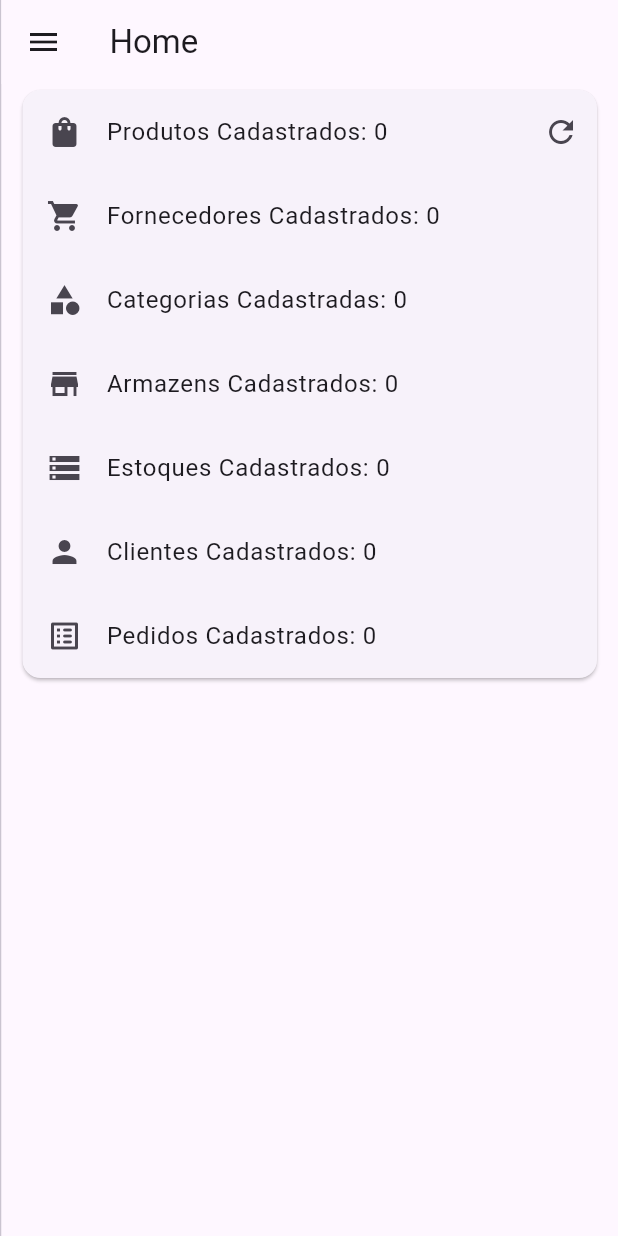
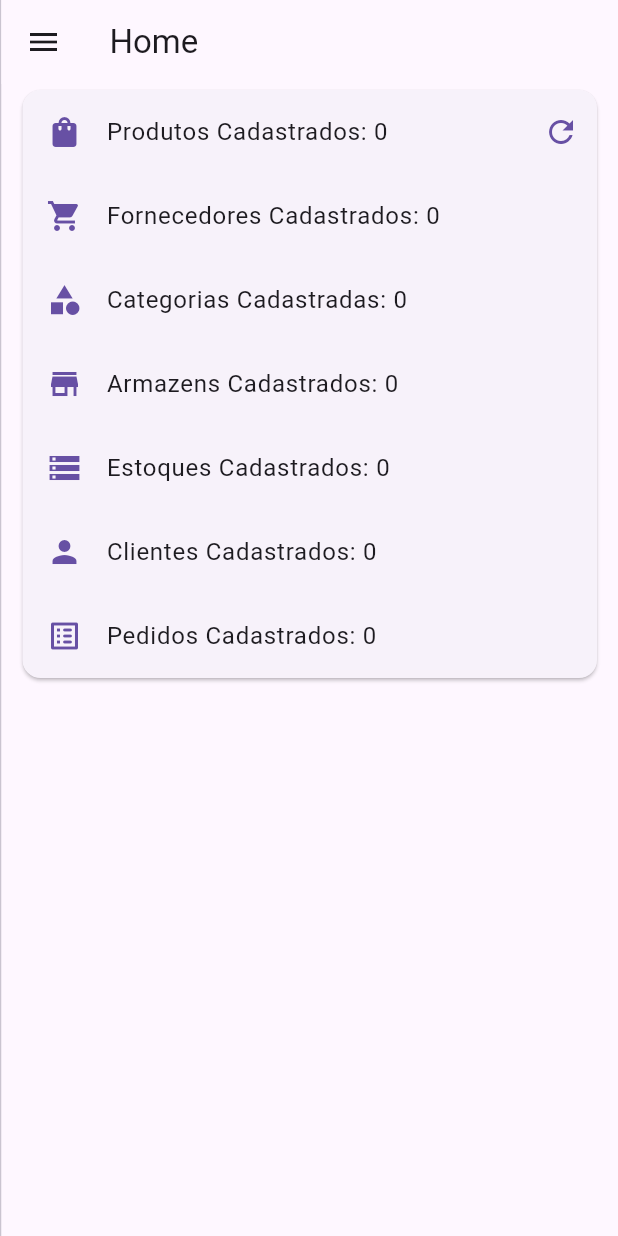
Before and after one commit to alexlsilva7/ProjetoBD-2022.1, a Flutter app: the screen it shows after launch, on a phone screen of 412 x 824 dp. Run offline on Flutter 3.47's test engine with Material 2 defaults, Android fonts, the phone set to English and light mode, and no system bars; our stand-ins replace adaptive_theme; missing offline and left inert: faker_dart, mysql1, select_dialog.

Commit message:
alteração na forma que altera o tema

```diff
--- a/lib/app/core/components/drawer/drawer_item.dart
+++ b/lib/app/core/components/drawer/drawer_item.dart
@@ -1,5 +1,4 @@
 import 'package:flutter/material.dart';
-import 'package:projeto_bd/app/core/view/main_screen.dart';
 
 class DrawerItem extends StatelessWidget {
   final IconData icon;
--- a/lib/app/core/view/home_screen.dart
+++ b/lib/app/core/view/home_screen.dart
@@ -98,6 +98,7 @@ class _HomeScreenState extends State<HomeScreen> {
 
   @override
   Widget build(BuildContext context) {
+    final iconColor = Theme.of(context).colorScheme.primary;
     return Scaffold(
       appBar: AppBar(
         title: const Text('Home'),
@@ -125,45 +126,69 @@ class _HomeScreenState extends State<HomeScreen> {
                                   child: ListTile(
                                     title: Text(
                                         'Produtos Cadastrados: $quantidadeProdutos'),
-                                    leading: const Icon(Icons.shopping_bag),
+                                    leading: Icon(
+                                      Icons.shopping_bag,
+                                      color: iconColor,
+                                    ),
                                   ),
                                 ),
                                 IconButton(
                                     onPressed: () {
                                       _loadAllStats(isRefresh: true);
                                     },
-                                    icon: const Icon(Icons.refresh))
+                                    icon: Icon(
+                                      Icons.refresh,
+                                      color: iconColor,
+                                    ))
                               ],
                             ),
                             ListTile(
                               title: Text(
                                   'Fornecedores Cadastrados: $quantidadeFornecedores'),
-                              leading: const Icon(Icons.shopping_cart),
+                              leading: Icon(
+                                Icons.shopping_cart,
+                                color: iconColor,
+                              ),
                             ),
                             ListTile(
                               title: Text(
                                   'Categorias Cadastradas: $quantidadeCategorias'),
-                              leading: const Icon(Icons.category),
+                              leading: Icon(
+                                Icons.category,
+                                color: iconColor,
+                              ),
                             ),
                             ListTile(
                               title: Text(
                                   'Armazens Cadastrados: $quantidadeArmazens'),
-                              leading: const Icon(Icons.store),
+                              leading: Icon(
+                                Icons.store,
+                                color: iconColor,
+                              ),
                             ),
                             ListTile(
                               title: Text(
                                   'Estoques Cadastrados: $quantidadeEstoques'),
-                              leading: const Icon(Icons.storage),
+                              leading: Icon(
+                                Icons.storage,
+                                color: iconColor,
+                              ),
                             ),
                             ListTile(
                               title: Text(
                                   'Clientes Cadastrados: $quantidadeClientes'),
-                              leading: const Icon(Icons.person),
+                              leading: Icon(
+                                Icons.person,
+                                color: iconColor,
+                              ),
                             ),
                             ListTile(
                               title: Text(
                                   'Pedidos Cadastrados: $quantidadePedidos'),
-                              leading: const Icon(Icons.list_alt_rounded),
+                              leading: Icon(
+                                Icons.list_alt_rounded,
+                                color: iconColor,
+                              ),
                             ),
                           ],
                         ),
--- a/lib/app/features/pedido/view/pedidos_screen.dart
+++ b/lib/app/features/pedido/view/pedidos_screen.dart
@@ -178,7 +178,7 @@ class _PedidosScreenState extends State<PedidosScreen> {
                                     ? 'Em Transporte'
                                     : 'Pagamento Confirmado'),
                     leading: const CircleAvatar(
-                      child: Icon(Icons.shopping_cart),
+                      child: Icon(Icons.list),
                     ),
                     onTap: () async {
                       Navigator.of(context)
--- a/lib/main.dart
+++ b/lib/main.dart
@@ -1,92 +1,81 @@
 import 'package:flutter/material.dart';
 import 'package:projeto_bd/app/core/controller/app_controller.dart';
-import 'package:projeto_bd/app/core/helpers/theme_helper.dart';
-import 'package:projeto_bd/app/core/view/home_screen.dart';
 import 'package:projeto_bd/app/core/view/main_screen.dart';
 import 'package:projeto_bd/app/features/armazem/model/armazem.dart';
 import 'package:projeto_bd/app/features/armazem/view/armazem_form.dart';
-import 'package:projeto_bd/app/features/armazem/view/armazens_screen.dart';
 import 'package:projeto_bd/app/features/categoria/model/categoria.dart';
 import 'package:projeto_bd/app/features/categoria/view/categoria_form.dart';
-import 'package:projeto_bd/app/features/categoria/view/categorias_screen.dart';
 import 'package:projeto_bd/app/features/cliente/view/cliente_form.dart';
-import 'package:projeto_bd/app/features/cliente/view/clientes_screen.dart';
 import 'package:projeto_bd/app/features/fornecedor/model/fornecedor.dart';
 import 'package:projeto_bd/app/features/fornecedor/view/fornecedor_form.dart';
-import 'package:projeto_bd/app/features/fornecedor/view/fornecedores_screen.dart';
-import 'package:projeto_bd/app/features/pedido/view/pedidos_screen.dart';
 import 'package:projeto_bd/app/features/produto/model/produto.dart';
 import 'package:projeto_bd/app/features/produto/view/produto_view.dart';
-import 'package:projeto_bd/app/features/produto/view/produtos_screen.dart';
 import 'package:projeto_bd/app/features/produto/view/produto_form.dart';
 import 'package:provider/provider.dart';
+import 'package:adaptive_theme/adaptive_theme.dart';
 
 void main() async {
   WidgetsFlutterBinding.ensureInitialized();
-  runApp(const MainApp());
+  final savedThemeMode = await AdaptiveTheme.getThemeMode();
+  runApp(MainApp(
+    savedThemeMode: savedThemeMode,
+  ));
 }
 
-class MainApp extends StatefulWidget {
-  const MainApp({super.key});
+class MainApp extends StatelessWidget {
+  final AdaptiveThemeMode? savedThemeMode;
+  const MainApp({super.key, this.savedThemeMode});
 
-  @override
-  State<MainApp> createState() => _MainAppState();
-}
-
-class _MainAppState extends State<MainApp> {
   @override
   Widget build(BuildContext context) {
     return MultiProvider(
       providers: [
         ChangeNotifierProvider(create: (context) => AppController()),
-        ChangeNotifierProvider(create: (context) => ThemeHelper()),
       ],
-      child: Consumer<ThemeHelper>(builder: (context, themeHelper, child) {
+      child: AdaptiveTheme(
+        light: ThemeData(
+          brightness: Brightness.light,
+          useMaterial3: true,
+          primarySwatch: Colors.deepPurple,
+        ),
+        dark: ThemeData(
+          brightness: Brightness.dark,
+          useMaterial3: true,
+          primarySwatch: Colors.deepPurple,
+        ),
+        initial: savedThemeMode ?? AdaptiveThemeMode.system,
+        builder: (theme, darkTheme) {
           return MaterialApp(
             home: const MainScreen(),
             routes: {
               '/add-product': (context) => const ProdutoForm(),
               '/edit-product': (context) => ProdutoForm(
-                produto: ModalRoute.of(context)!.settings.arguments as Produto),
-            '/home': (context) => const HomeScreen(),
-            '/produtos': (context) => const ProdutosScreen(),
-            '/fornecedores': (context) => const FornecedoresScreen(),
+                  produto:
+                      ModalRoute.of(context)!.settings.arguments as Produto),
               '/add-fornecedor': (context) => const FornecedorForm(),
               '/edit-fornecedor': (context) => FornecedorForm(
                   fornecedor:
                       ModalRoute.of(context)!.settings.arguments as Fornecedor),
-            '/categorias': (context) => const CategoriasScreen(),
               '/add-categoria': (context) => const CategoriaForm(),
               '/edit-categoria': (context) => CategoriaForm(
                   categoria:
                       ModalRoute.of(context)!.settings.arguments as Categoria),
               '/produto-view': (context) => ProdutoView(
                   id: ModalRoute.of(context)!.settings.arguments as int),
-            '/armazens': (context) => const ArmazensScreen(),
               '/add-armazem': (context) => const ArmazemForm(),
               '/edit-armazem': (context) => ArmazemForm(
-                armazem: ModalRoute.of(context)!.settings.arguments as Armazem),
-            '/clientes': (context) => const ClientesScreen(),
+                  armazem:
+                      ModalRoute.of(context)!.settings.arguments as Armazem),
               '/add-cliente': (context) => const ClienteForm(),
               '/edit-cliente': (context) => ClienteForm(
                   clienteId: ModalRoute.of(context)!.settings.arguments as int),
-            '/pedidos': (context) => const PedidosScreen(),
             },
             debugShowCheckedModeBanner: false,
-          theme: ThemeData(
-            primarySwatch: Colors.deepPurple,
-            useMaterial3: true,
-            brightness:
-                themeHelper.darkMode ? Brightness.dark : Brightness.light,
-            // inputDecorationTheme: InputDecorationTheme(
-            //   border: OutlineInputBorder(
-            //     borderRadius: BorderRadius.circular(10),
-            //     borderSide: const BorderSide(color: Colors.deepPurple),
-            //   ),
-            // ),
+            theme: theme,
+            darkTheme: darkTheme,
+          );
+        },
       ),
-        );
-      }),
     );
   }
 }
--- a/pubspec.yaml
+++ b/pubspec.yaml
@@ -16,6 +16,8 @@ dependencies:
   intl: ^0.18.0
   select_dialog: ^2.0.0
   provider: ^6.0.5
+  adaptive_theme: ^3.2.0
+
 
 dev_dependencies:
   flutter_test:
```
Also changed, not shown: lib/app/core/components/main_navigation_rail.dart (+35 -22 lines), lib/app/core/view/main_screen.dart (+1 -6 lines), pubspec.lock. Lines whose indentation alone changed are shown as unchanged.
